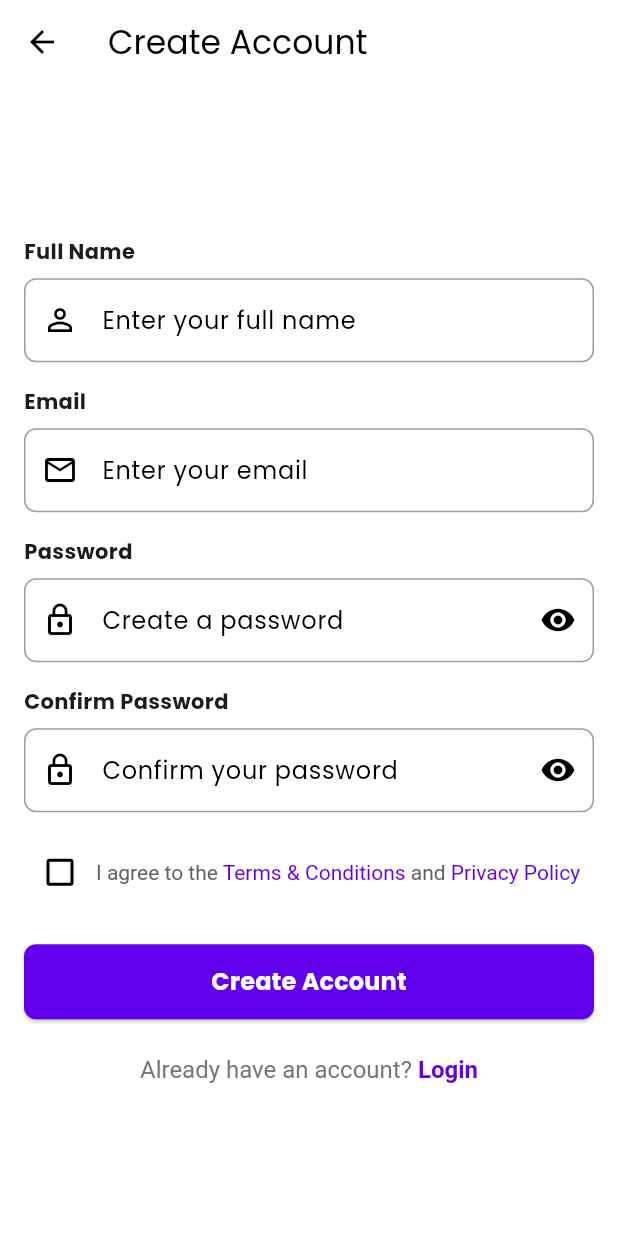
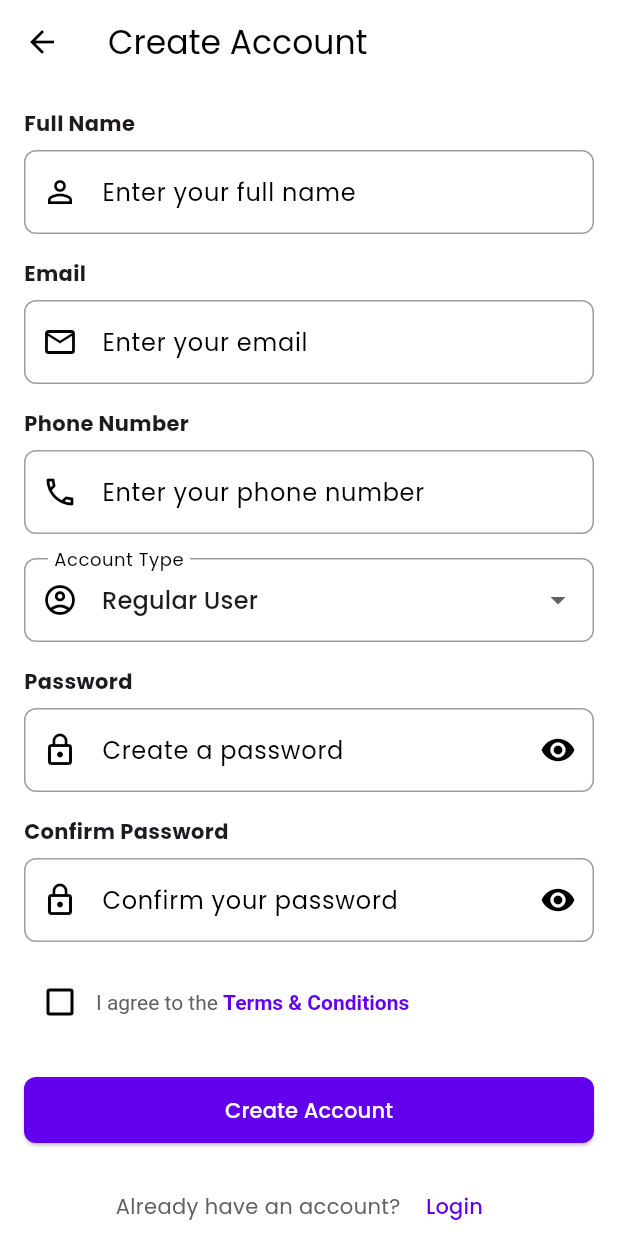
Before and after one commit to naufalgholib/event_spot_test, a Flutter app: the RegisterScreen screen opened by its route, on a phone screen of 412 x 824 dp. Run offline on Flutter 3.47's test engine with Material 3 defaults, Android fonts, the phone set to English and light mode, and no system bars; our stand-ins replace cached_network_image, fl_chart, flutter_map, google_fonts, image_picker, latlong2 and 1 more; accounts and stored records are empty; network calls fail; project files that could hold a hidden picture were left out.

Commit message:
feat(auth):new feature register and login

```diff
--- a/lib/data/models/category_model.dart
+++ b/lib/data/models/category_model.dart
@@ -1,14 +1,12 @@
 class CategoryModel {
   final int id;
   final String name;
-  final String slug;
   final String description;
   final String icon;
 
   CategoryModel({
     required this.id,
     required this.name,
-    required this.slug,
     required this.description,
     required this.icon,
   });
@@ -17,7 +15,6 @@ class CategoryModel {
     return CategoryModel(
       id: json['id'],
       name: json['name'],
-      slug: json['slug'],
       description: json['description'],
       icon: json['icon'] ?? '',
     );
@@ -27,7 +24,6 @@ class CategoryModel {
     return {
       'id': id,
       'name': name,
-      'slug': slug,
       'description': description,
       'icon': icon,
     };
@@ -36,14 +32,12 @@ class CategoryModel {
   CategoryModel copyWith({
     int? id,
     String? name,
-    String? slug,
     String? description,
     String? icon,
   }) {
     return CategoryModel(
       id: id ?? this.id,
       name: name ?? this.name,
-      slug: slug ?? this.slug,
       description: description ?? this.description,
       icon: icon ?? this.icon,
     );
--- a/lib/presentation/screens/general/register_screen.dart
+++ b/lib/presentation/screens/general/register_screen.dart
@@ -1,9 +1,11 @@
 import 'package:flutter/material.dart';
 import 'package:flutter/gestures.dart';
+import 'package:provider/provider.dart';
 
 import '../../../core/config/app_router.dart';
 import '../../../core/constants/app_constants.dart';
-import '../../../data/repositories/mock_user_repository.dart';
+import '../../../core/providers/auth_provider.dart';
+import '../../../data/services/user_service.dart';
 import '../../widgets/common_widgets.dart';
 
 class RegisterScreen extends StatefulWidget {
@@ -19,13 +21,15 @@ class _RegisterScreenState extends State<RegisterScreen> {
   final _emailController = TextEditingController();
   final _passwordController = TextEditingController();
   final _confirmPasswordController = TextEditingController();
+  final _phoneController = TextEditingController();
 
   bool _isLoading = false;
   bool _isPasswordVisible = false;
   bool _isConfirmPasswordVisible = false;
   bool _acceptTerms = false;
+  String _selectedUserType = 'user'; // Default value
 
-  final _userRepository = MockUserRepository();
+  final _userService = UserService();
 
   @override
   void dispose() {
@@ -33,6 +37,7 @@ class _RegisterScreenState extends State<RegisterScreen> {
     _emailController.dispose();
     _passwordController.dispose();
     _confirmPasswordController.dispose();
+    _phoneController.dispose();
     super.dispose();
   }
 
@@ -85,6 +90,16 @@ class _RegisterScreenState extends State<RegisterScreen> {
     return null;
   }
 
+  String? _validatePhone(String? value) {
+    if (value == null || value.isEmpty) {
+      return 'Please enter your phone number';
+    }
+    if (!RegExp(r'^\d{10,13}$').hasMatch(value)) {
+      return 'Please enter a valid phone number';
+    }
+    return null;
+  }
+
   Future<void> _register() async {
     // Validate form
     if (!_formKey.currentState!.validate()) {
@@ -106,13 +121,20 @@ class _RegisterScreenState extends State<RegisterScreen> {
     });
 
     try {
-      final user = await _userRepository.register(
-        _nameController.text,
-        _emailController.text,
-        _passwordController.text,
+      final result = await _userService.register(
+        name: _nameController.text,
+        email: _emailController.text,
+        password: _passwordController.text,
+        passwordConfirmation: _confirmPasswordController.text,
+        phoneNumber: _phoneController.text,
+        userType: _selectedUserType,
       );
 
       if (mounted) {
+        // Update auth provider with the new user data
+        final authProvider = Provider.of<AuthProvider>(context, listen: false);
+        await authProvider.updateUser(result['user']);
+
         ScaffoldMessenger.of(context).showSnackBar(
           const SnackBar(
             content: Text('Account created successfully!'),
@@ -120,16 +142,21 @@ class _RegisterScreenState extends State<RegisterScreen> {
           ),
         );
 
-        // Navigate to home screen
+        // Navigate to appropriate screen based on user type
         Future.delayed(const Duration(seconds: 1), () {
+          if (_selectedUserType == 'promotor') {
+            Navigator.pushReplacementNamed(
+                context, AppRouter.promoterDashboard);
+          } else {
             Navigator.pushReplacementNamed(context, AppRouter.home);
+          }
         });
       }
     } catch (e) {
       if (mounted) {
         ScaffoldMessenger.of(context).showSnackBar(
-          const SnackBar(
-            content: Text('An error occurred. Please try again.'),
+          SnackBar(
+            content: Text(e.toString()),
             backgroundColor: Colors.red,
           ),
         );
@@ -185,6 +212,49 @@ class _RegisterScreenState extends State<RegisterScreen> {
                       validator: _validateEmail,
                       keyboardType: TextInputType.emailAddress,
                       prefixIcon: const Icon(Icons.email_outlined),
+                    ),
+
+                    const SizedBox(height: 16),
+
+                    // Phone field
+                    AppTextField(
+                      label: 'Phone Number',
+                      hintText: 'Enter your phone number',
+                      controller: _phoneController,
+                      validator: _validatePhone,
+                      keyboardType: TextInputType.phone,
+                      prefixIcon: const Icon(Icons.phone_outlined),
+                    ),
+
+                    const SizedBox(height: 16),
+
+                    // User Type Selection
+                    DropdownButtonFormField<String>(
+                      value: _selectedUserType,
+                      decoration: InputDecoration(
+                        labelText: 'Account Type',
+                        prefixIcon: const Icon(Icons.account_circle_outlined),
+                        border: OutlineInputBorder(
+                          borderRadius: BorderRadius.circular(8),
+                        ),
+                      ),
+                      items: const [
+                        DropdownMenuItem(
+                          value: 'user',
+                          child: Text('Regular User'),
+                        ),
+                        DropdownMenuItem(
+                          value: 'promotor',
+                          child: Text('Event Promotor'),
+                        ),
+                      ],
+                      onChanged: (value) {
+                        if (value != null) {
+                          setState(() {
+                            _selectedUserType = value;
+                          });
+                        }
+                      },
                     ),
 
                     const SizedBox(height: 16),
@@ -250,21 +320,11 @@ class _RegisterScreenState extends State<RegisterScreen> {
                                   text: 'Terms & Conditions',
                                   style: TextStyle(
                                     color: theme.colorScheme.primary,
+                                    fontWeight: FontWeight.bold,
                                   ),
                                   recognizer: TapGestureRecognizer()
                                     ..onTap = () {
-                                      // TODO: Show terms and conditions
-                                    },
-                                ),
-                                const TextSpan(text: ' and '),
-                                TextSpan(
-                                  text: 'Privacy Policy',
-                                  style: TextStyle(
-                                    color: theme.colorScheme.primary,
-                                  ),
-                                  recognizer: TapGestureRecognizer()
-                                    ..onTap = () {
-                                      // TODO: Show privacy policy
+                                      // TODO: Navigate to terms and conditions
                                     },
                                 ),
                               ],
@@ -277,37 +337,37 @@ class _RegisterScreenState extends State<RegisterScreen> {
                     const SizedBox(height: 24),
 
                     // Register button
-                    AppButton(
-                      text: 'Create Account',
-                      onPressed: _register,
-                      isLoading: _isLoading,
+                    ElevatedButton(
+                      onPressed: _isLoading ? null : _register,
+                      child: _isLoading
+                          ? const SizedBox(
+                              height: 20,
+                              width: 20,
+                              child: CircularProgressIndicator(
+                                strokeWidth: 2,
+                              ),
+                            )
+                          : const Text('Create Account'),
                     ),
 
-                    const SizedBox(height: 24),
+                    const SizedBox(height: 16),
 
                     // Login link
-                    RichText(
-                      textAlign: TextAlign.center,
-                      text: TextSpan(
-                        style: TextStyle(color: Colors.grey[600], fontSize: 16),
+                    Row(
+                      mainAxisAlignment: MainAxisAlignment.center,
                       children: [
-                          const TextSpan(text: 'Already have an account? '),
-                          TextSpan(
-                            text: 'Login',
-                            style: TextStyle(
-                              color: theme.colorScheme.primary,
-                              fontWeight: FontWeight.bold,
+                        Text(
+                          'Already have an account? ',
+                          style: TextStyle(color: Colors.grey[700]),
                         ),
-                            recognizer: TapGestureRecognizer()
-                              ..onTap = () {
+                        TextButton(
+                          onPressed: () {
                             Navigator.pushReplacementNamed(
-                                  context,
-                                  AppRouter.login,
-                                );
+                                context, AppRouter.login);
                           },
+                          child: const Text('Login'),
                         ),
                       ],
-                      ),
                     ),
                   ],
                 ),
--- a/lib/presentation/screens/promotor/event_creation_screen.dart
+++ b/lib/presentation/screens/promotor/event_creation_screen.dart
@@ -146,7 +146,6 @@ class _EventCreationScreenState extends State<EventCreationScreen> {
             orElse: () => CategoryModel(
               id: 0,
               name: 'Unknown',
-              slug: 'unknown',
               description: '',
               icon: '',
             ),
```
Also changed, not shown: lib/data/repositories/mock_category_repository.dart (+0 -8 lines), lib/data/repositories/mock_event_repository.dart (+0 -8 lines), lib/data/repositories/mock_registration_repository.dart (+3 -4 lines), lib/data/services/category_service.dart (+59 -11 lines), lib/data/services/user_service.dart (added, +101 -0 lines), lib/presentation/screens/admin/category_management_screen.dart (+21 -6 lines), lib/presentation/screens/general/login_screen.dart (+32 -36 lines), pubspec.yaml (+3 -4 lines), pubspec.lock. Lines whose indentation alone changed are shown as unchanged.
